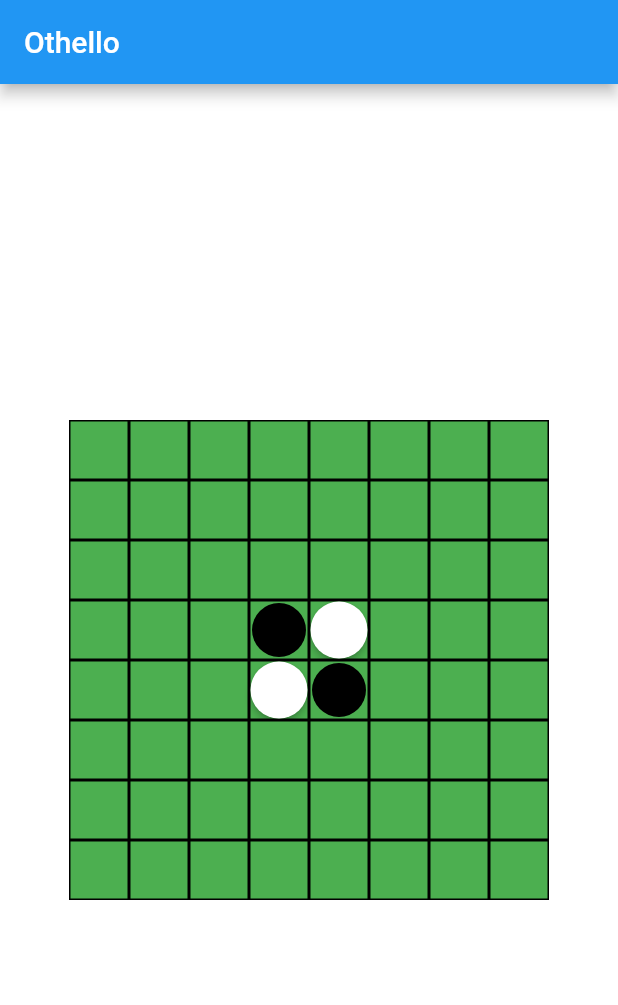
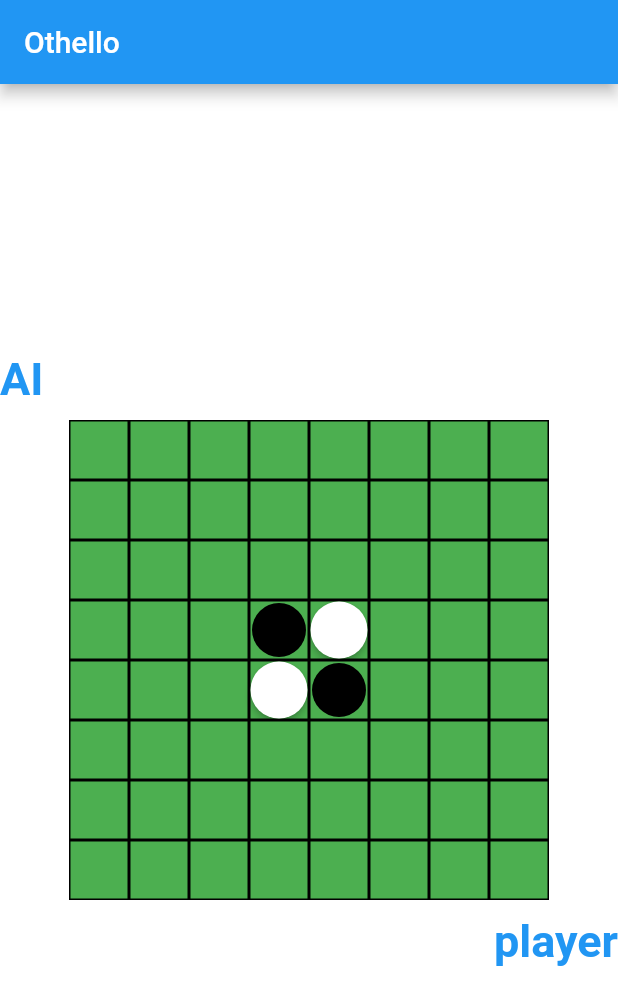
Before and after one commit to nicky-t/othello, a Flutter app: the screen it shows after launch, on a phone screen of 412 x 824 dp. Shown: the top 1005 px of the screen. Run offline on Flutter 3.47's test engine with Material 2 defaults, Android fonts, the light colour scheme and no system bars; drawn by our look-alikes of flip_card.

Commit message:
名前をつけました。

```diff
--- a/lib/main.dart
+++ b/lib/main.dart
@@ -5,7 +5,7 @@ import 'screens/othello_page.dart';
 void main() {
   return runApp(
     MaterialApp(
-      home: OthelloPage(),
+        home: OthelloPage(),
     ),
   );
 }
--- a/lib/screens/othello_page.dart
+++ b/lib/screens/othello_page.dart
@@ -1,7 +1,9 @@
 import 'package:flutter/material.dart';
+import 'package:othello/screens/widgets/stones.dart';
 
 import '../constants.dart';
 import 'widgets/draw_horizontal.dart';
+
 
 class OthelloPage extends StatefulWidget {
   @override
@@ -106,7 +108,25 @@ class _OthelloPageState extends State<OthelloPage> {
         title: Text('Othello'),
         backgroundColor: Colors.blue,
       ),
-      body: Center(
+      body: Column(
+        mainAxisAlignment: MainAxisAlignment.center,
+        children: [
+          Column(
+            children: <Widget>[
+            Row(
+              children: [
+                Text('AI',
+                  style: TextStyle(
+                    fontWeight: FontWeight.bold,
+                    fontSize: 30,
+                    color: Theme.of(context).primaryColor,
+                  ),
+                ),
+              ],
+            ),
+              Column(
+                children: [
+                  Center(
                     child: Container(
                       margin: const EdgeInsets.all(10.0),
                       color: Colors.black,
@@ -188,6 +208,24 @@ class _OthelloPageState extends State<OthelloPage> {
                       ]),
                     ),
                   ),
+                ],
+              ),
+              Row(
+                mainAxisAlignment: MainAxisAlignment.end,
+                children: <Widget>[
+                  Text('player',
+                    style: TextStyle(
+                      fontWeight: FontWeight.bold,
+                      fontSize: 30,
+                      color: Theme.of(context).primaryColor,
+                    ),
+                  ),
+                ],
+              ),
+            ],
+          ),
+        ],
+      ),
     );
   }
 }
```
Lines whose indentation alone changed are shown as unchanged.
